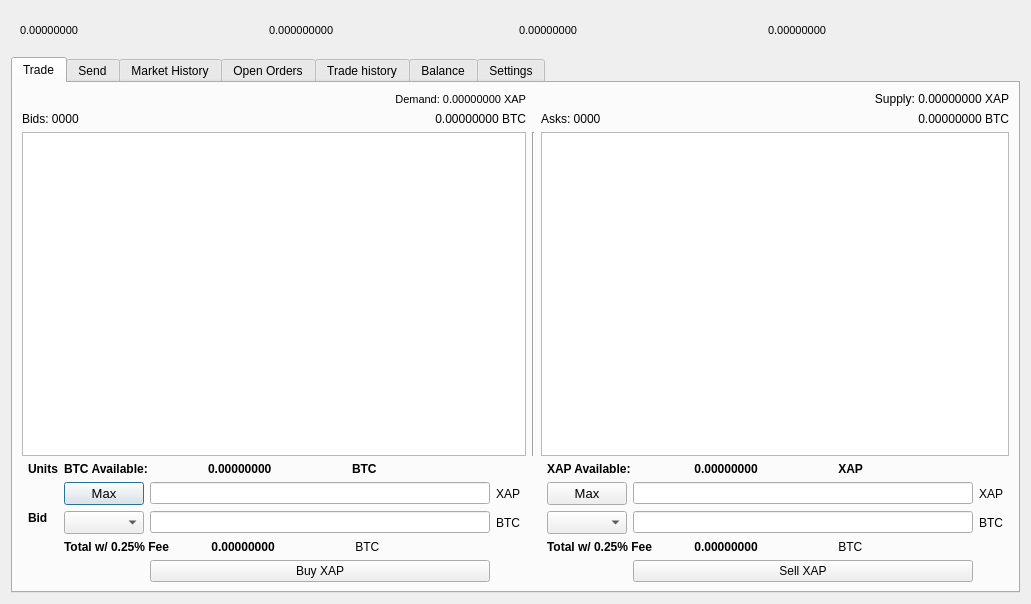
The window that src/qt/forms/tradingdialog.ui (Qwoyn/Qwoyn_MN) describes before a commit, drawn with Qt 5.
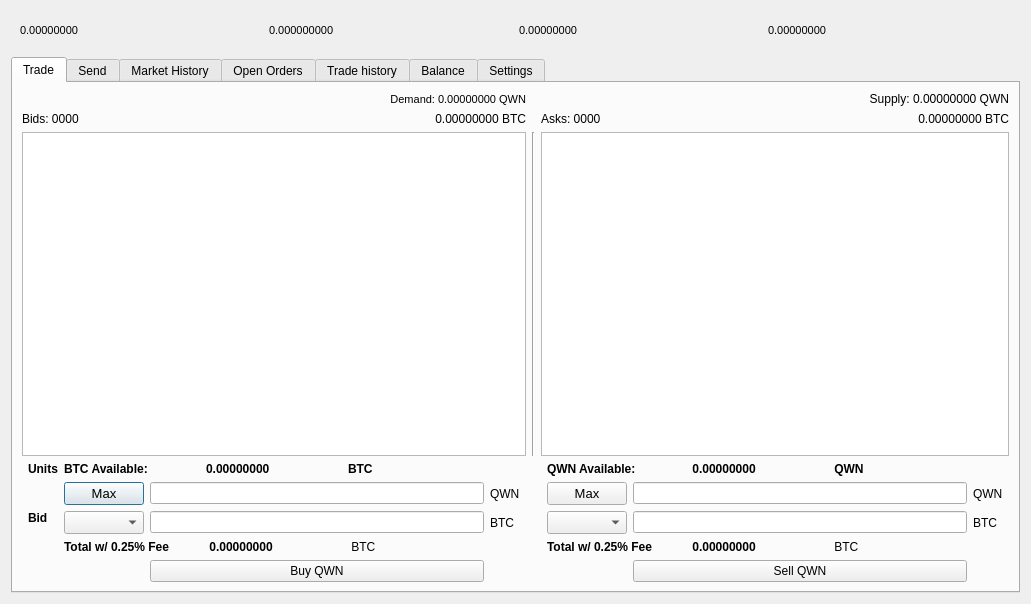
The same window after the commit. The open tabs and pages were chosen to show the change. Icons and pictures are not drawn.

What changed in the file:
```diff
--- a/src/qt/forms/tradingdialog.ui
+++ b/src/qt/forms/tradingdialog.ui
@@ -704,7 +704,7 @@
             </font>
            </property>
            <property name="text">
-            <string>XAP Available:</string>
+            <string>QWN Available:</string>
            </property>
           </widget>
          </item>
@@ -1148,7 +1148,7 @@
             </font>
            </property>
            <property name="text">
-            <string> XAP</string>
+            <string> QWN</string>
            </property>
           </widget>
          </item>
@@ -1186,7 +1186,7 @@
        <item row="4" column="4">
         <widget class="QLabel" name="label_4">
          <property name="text">
-          <string>XAP</string>
+          <string>QWN</string>
          </property>
         </widget>
        </item>
@@ -1222,7 +1222,7 @@
        <item row="4" column="10">
         <widget class="QLabel" name="label_22">
          <property name="text">
-          <string>XAP</string>
+          <string>QWN</string>
          </property>
         </widget>
        </item>
@@ -2239,14 +2239,14 @@
        <item row="7" column="3">
         <widget class="QPushButton" name="BuyHM">
          <property name="text">
-          <string>Buy XAP</string>
+          <string>Buy QWN</string>
          </property>
         </widget>
        </item>
        <item row="7" column="9">
         <widget class="QPushButton" name="SellHMBTN">
          <property name="text">
-          <string>Sell XAP</string>
+          <string>Sell QWN</string>
          </property>
         </widget>
        </item>
@@ -2320,7 +2320,7 @@
           </font>
          </property>
          <property name="text">
-          <string>Demand: 0.00000000 XAP</string>
+          <string>Demand: 0.00000000 QWN</string>
          </property>
          <property name="alignment">
           <set>Qt::AlignRight|Qt::AlignTrailing|Qt::AlignVCenter</set>
@@ -2330,7 +2330,7 @@
        <item row="0" column="9" colspan="3">
         <widget class="QLabel" name="HMSupply">
          <property name="text">
-          <string>Supply: 0.00000000 XAP</string>
+          <string>Supply: 0.00000000 QWN</string>
          </property>
          <property name="alignment">
           <set>Qt::AlignRight|Qt::AlignTrailing|Qt::AlignVCenter</set>
```
Left out of the diff: 20 changed lines with no effect on the pictures.
